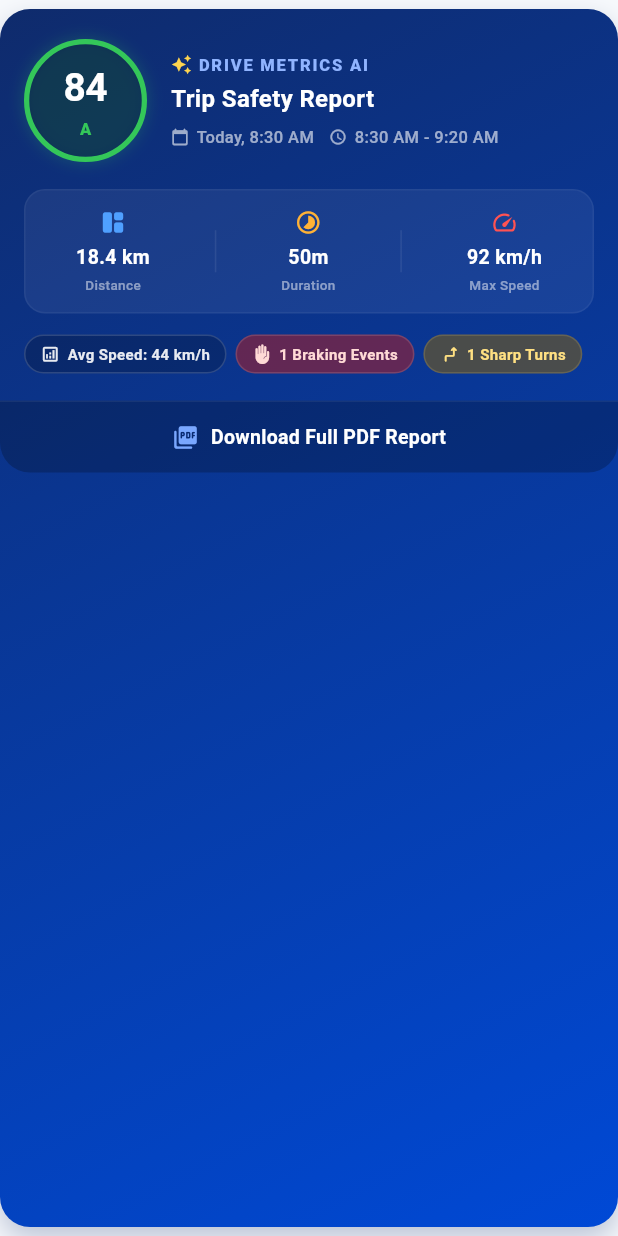
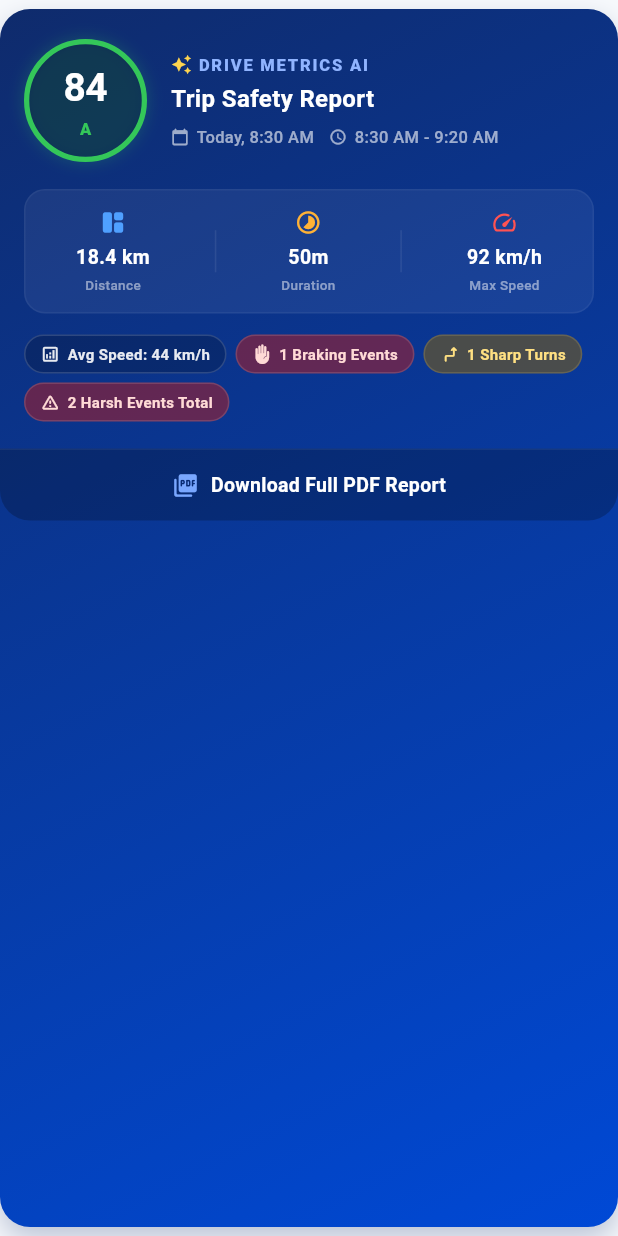
Before and after one commit to Muhammad-Miqdad-Ahmad/AI-Drive-Metrices-App, a Flutter app: the _ReportCard widget shown alone on an empty page, opened directly with sample values from the repository, on a phone screen of 412 x 824 dp. Run offline on Flutter 3.47's test engine with Material 3 defaults, Android fonts, the phone set to English and light mode, and no system bars; our stand-ins replace fl_chart, flutter_map, flutter_riverpod, go_router, latlong2, pdf and 3 more; accounts and stored records are empty; Roboto replaces fonts that are missing (DMSans).

Commit message:
Update reports_screen.dart

```diff
--- a/lib/screens/reports/reports_screen.dart
+++ b/lib/screens/reports/reports_screen.dart
@@ -1462,9 +1462,15 @@ class _ReportCardState extends State<_ReportCard> {
                 if (trip.hardAccelCount > 0)
                   _buildHeaderChip('${trip.hardAccelCount} Hard Accels',
                       icon: Icons.bolt_rounded, isInfo: true),
-                if (totalHarshEvents == 0)
+                if (totalHarshEvents > 0)
+                  _buildHeaderChip('$totalHarshEvents Harsh Events Total',
+                      icon: Icons.warning_amber_rounded, isDanger: true),
+                if (totalHarshEvents == 0 && trip.score.overall >= 85)
                   _buildHeaderChip('Perfect Smooth Drive',
-                      icon: Icons.verified_user_rounded, isSuccess: true),
+                      icon: Icons.verified_user_rounded, isSuccess: true)
+                else if (totalHarshEvents == 0 && trip.score.overall < 85)
+                  _buildHeaderChip('Harsh Events Detected',
+                      icon: Icons.check_circle_outline_rounded, isInfo: true),
               ],
             ),
           ),
```
